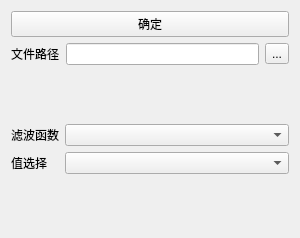
First picture: the form in Enose/resource_ui/alg_uifile/Predict.ui, repository WMSF111/E_Nose, before the edit.
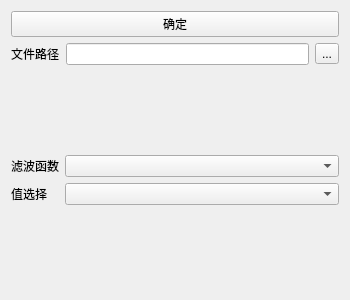
Second picture: the form after the edit.

Patch:
```diff
--- a/Enose/resource_ui/alg_uifile/Predict.ui
+++ b/Enose/resource_ui/alg_uifile/Predict.ui
@@ -6,8 +6,8 @@
    <rect>
     <x>0</x>
     <y>0</y>
-    <width>300</width>
-    <height>238</height>
+    <width>350</width>
+    <height>300</height>
    </rect>
   </property>
   <property name="windowTitle">
```
